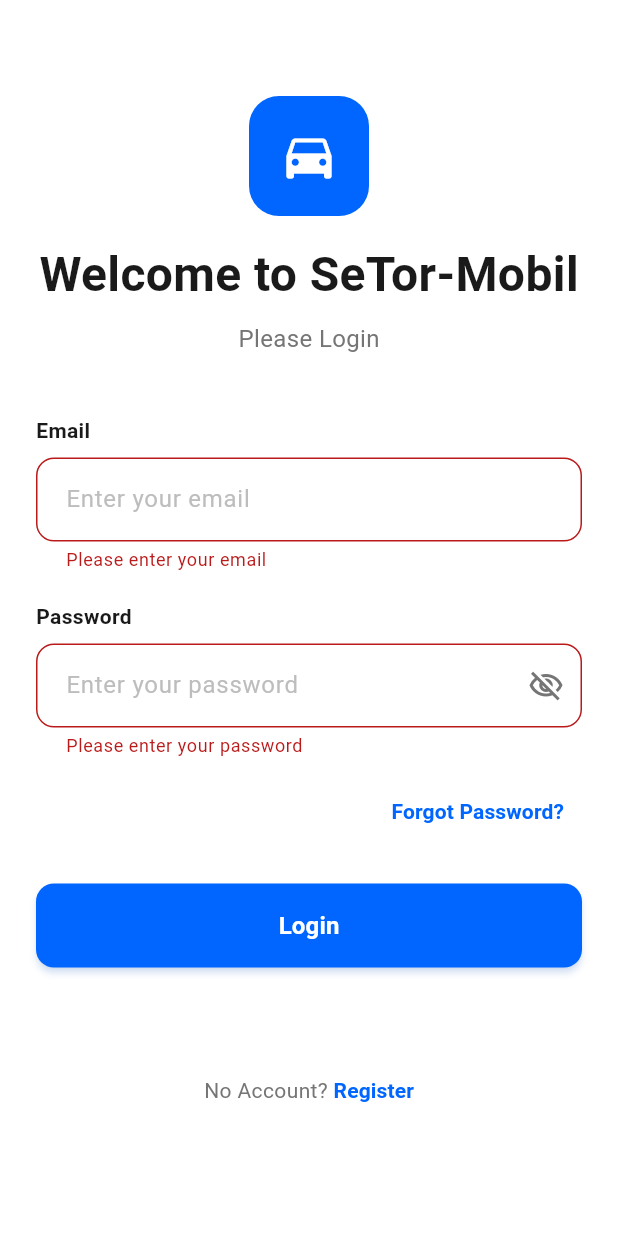
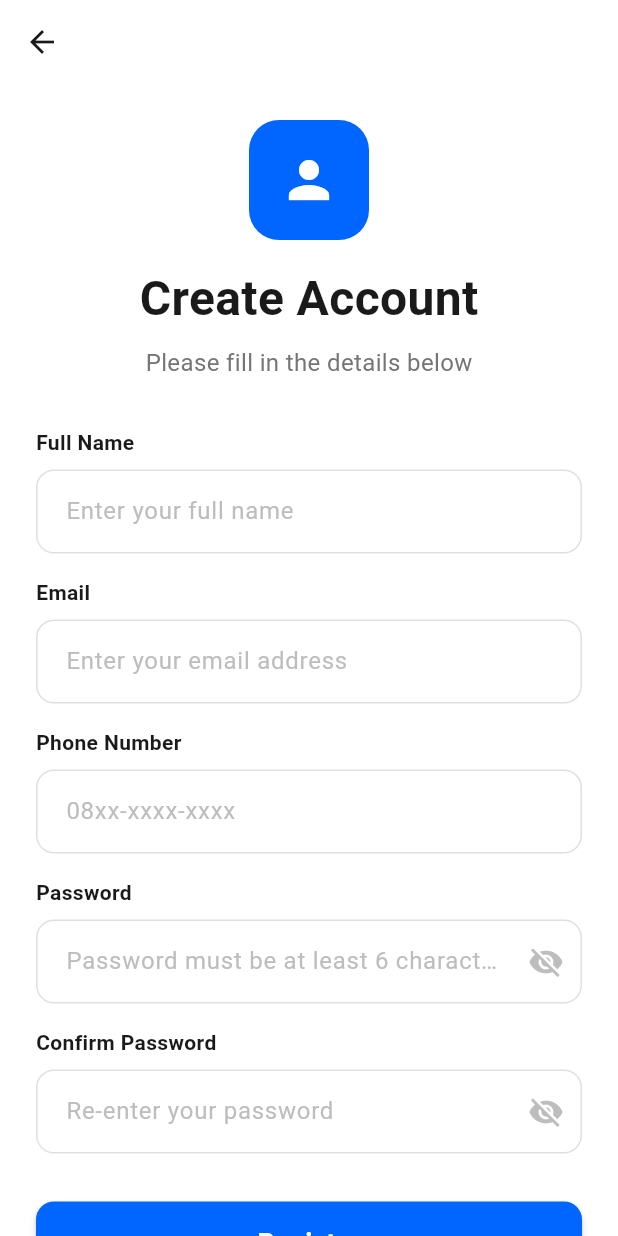
Before and after one commit to PeterAjaaa/Setor-Mobil, a Flutter app: the screen it shows after launch, after a tap on "Login", after a tap on "Register", on a phone screen of 412 x 824 dp. Run offline on Flutter 3.47's test engine with Material 3 defaults, Android fonts, the light colour scheme and no system bars.

Commit message:
register screen and linking page

```diff
--- a/lib/screens/login_screen.dart
+++ b/lib/screens/auth/login_screen.dart
@@ -1,4 +1,5 @@
 import 'package:flutter/material.dart';
+import 'package:setor_mobil/screens/auth/register_screen.dart';
 
 class LoginScreen extends StatefulWidget {
   const LoginScreen({Key? key}) : super(key: key);
@@ -31,9 +32,9 @@ class _LoginScreenState extends State<LoginScreen> {
       setState(() => _isLoading = false);
 
       if (mounted) {
-        ScaffoldMessenger.of(context).showSnackBar(
-          const SnackBar(content: Text('Login Successful!')),
-        );
+        ScaffoldMessenger.of(
+          context,
+        ).showSnackBar(const SnackBar(content: Text('Login Successful!')));
       }
     }
   }
@@ -44,6 +45,13 @@ class _LoginScreenState extends State<LoginScreen> {
   //     const SnackBar(content: Text('Google Sign In coming soon!')),
   //   );
   // }
+
+  void _navigateToRegister() {
+    Navigator.push(
+      context,
+      MaterialPageRoute(builder: (context) => const RegisterScreen()),
+    );
+  }
 
   @override
   Widget build(BuildContext context) {
@@ -87,10 +95,7 @@ class _LoginScreenState extends State<LoginScreen> {
                       const SizedBox(height: 8),
                       Text(
                         'Please Login',
-                        style: TextStyle(
-                          fontSize: 16,
-                          color: Colors.grey[600],
-                        ),
+                        style: TextStyle(fontSize: 16, color: Colors.grey[600]),
                       ),
                     ],
                   ),
@@ -290,7 +295,6 @@ class _LoginScreenState extends State<LoginScreen> {
                 //     Expanded(child: Divider(color: Colors.grey[300])),
                 //   ],
                 // ),
-
                 const SizedBox(height: 24),
 
                 // SizedBox(
@@ -318,7 +322,6 @@ class _LoginScreenState extends State<LoginScreen> {
                 //     ),
                 //   ),
                 // ),
-
                 const SizedBox(height: 24),
 
                 Row(
@@ -326,15 +329,10 @@ class _LoginScreenState extends State<LoginScreen> {
                   children: [
                     Text(
                       'No Account? ',
-                      style: TextStyle(
-                        color: Colors.grey[600],
-                        fontSize: 14,
-                      ),
+                      style: TextStyle(color: Colors.grey[600], fontSize: 14),
                     ),
                     TextButton(
-                      onPressed: () {
-
-                      },
+                      onPressed: _navigateToRegister,
                       style: TextButton.styleFrom(
                         padding: EdgeInsets.zero,
                         minimumSize: Size.zero,
--- /dev/null
+++ b/lib/screens/auth/register_screen.dart
@@ -0,0 +1,446 @@
+import 'package:flutter/material.dart';
+
+class RegisterScreen extends StatefulWidget {
+  const RegisterScreen({super.key});
+
+  @override
+  State<RegisterScreen> createState() => _RegisterScreenState();
+}
+
+class _RegisterScreenState extends State<RegisterScreen> {
+  final _formKey = GlobalKey<FormState>();
+  final _nameController = TextEditingController();
+  final _emailController = TextEditingController();
+  final _phoneController = TextEditingController();
+  final _passwordController = TextEditingController();
+  final _confirmPasswordController = TextEditingController();
+
+  bool _obscurePassword = true;
+  bool _obscureConfirmPassword = true;
+  bool _isLoading = false;
+
+  @override
+  void dispose() {
+    _nameController.dispose();
+    _emailController.dispose();
+    _phoneController.dispose();
+    _passwordController.dispose();
+    _confirmPasswordController.dispose();
+    super.dispose();
+  }
+
+  Future<void> _handleRegister() async {
+    if (_formKey.currentState!.validate()) {
+      setState(() => _isLoading = true);
+
+      // Simulate a network request or any async operation
+      await Future.delayed(const Duration(seconds: 2));
+
+      setState(() => _isLoading = false);
+
+      if (mounted) {
+        ScaffoldMessenger.of(context).showSnackBar(
+          const SnackBar(content: Text('Registration Successful')),
+        );
+
+        Navigator.pop(context);
+      }
+    }
+  }
+
+    // Future<void> _handleGoogleSignUp() async {
+    //   ScaffoldMessenger.of(context).showSnackBar(
+    //     const SnackBar(content: Text('Google Sign-Up Coming Soon!')),
+    //   );
+    // }
+
+    void _navigateToLogin() {
+      Navigator.pop(context);
+    }
+
+
+  @override
+  Widget build(BuildContext context) {
+    return Scaffold(
+      backgroundColor: Colors.white,
+      appBar: AppBar(
+        backgroundColor: Colors.white,
+        elevation: 0,
+        leading: IconButton(
+          icon: Icon(Icons.arrow_back, color: Color(0xFF1A1A1A)),
+          onPressed: () => Navigator.pop(context),
+        ),
+      ),
+      body: SafeArea(
+        child: SingleChildScrollView(
+          padding: EdgeInsets.all(24.0),
+          child: Form(
+            key: _formKey,
+            child: Column(
+              crossAxisAlignment: CrossAxisAlignment.stretch,
+              children: [
+                Center(
+                  child: Column(
+                    children: [
+                      Container(
+                        width: 80,
+                        height: 80,
+                        decoration: BoxDecoration(
+                          color: Color(0xFF0066FF),
+                          borderRadius: BorderRadius.circular(20),
+                        ),
+                        child: Icon(
+                          Icons.person,
+                          color: Colors.white,
+                          size: 40,
+                        ),
+                      ),
+                      SizedBox(height: 16),
+                      Text(
+                        'Create Account',
+                        style: TextStyle(
+                          fontSize: 32,
+                          fontWeight: FontWeight.bold,
+                          color: Color(0xFF1A1A1A),
+                        ),
+                      ),
+                      SizedBox(height: 8),
+                      Text(
+                        'Please fill in the details below',
+                        style: TextStyle(fontSize: 16, color: Colors.grey[600]),
+                      ),
+                    ],
+                  ),
+                ),
+
+                SizedBox(height: 32),
+
+                _buildTextField(
+                  label: 'Full Name',
+                  controller: _nameController,
+                  hintText: 'Enter your full name',
+                  keyboardType: TextInputType.name,
+                  validator: (value) {
+                    if (value == null || value.isEmpty) {
+                      return 'Please enter your full name';
+                    }
+                    if (value.length < 3) {
+                      return 'Name must be at least 3 characters';
+                    }
+                    return null;
+                  },
+                ),
+
+                SizedBox(height: 16),
+
+                _buildTextField(
+                  label: 'Email',
+                  controller: _emailController,
+                  hintText: 'Enter your email address',
+                  keyboardType: TextInputType.emailAddress,
+                  validator: (value) {
+                    if (value == null || value.isEmpty) {
+                      return 'Please enter your email address';
+                    }
+                    if (!value.contains('@')) {
+                      return 'Please enter a valid email address';
+                    }
+                    return null;
+                  },
+                ),
+
+                SizedBox(height: 16),
+
+                _buildTextField(
+                  label: 'Phone Number',
+                  controller: _phoneController,
+                  hintText: '08xx-xxxx-xxxx',
+                  keyboardType: TextInputType.phone,
+                  validator: (value) {
+                    if (value == null || value.isEmpty) {
+                      return 'Please enter your phone number';
+                    }
+                    if (value.length < 10) {
+                      return 'Phone number must be at least 10 characters';
+                    }
+                    return null;
+                  },
+                ),
+
+                SizedBox(height: 16),
+
+                _buildPasswordField(
+                  label: 'Password',
+                  controller: _passwordController,
+                  hintText: 'Password must be at least 6 characters',
+                  obscureText: _obscurePassword,
+                  onToggle: () {
+                    setState(() {
+                      _obscurePassword = !_obscurePassword;
+                    });
+                  },
+                  validator: (value) {
+                    if (value == null || value.isEmpty) {
+                      return 'Please enter your password';
+                    }
+                    if (value.length < 6) {
+                      return 'Password must be at least 6 characters';
+                    }
+                    return null;
+                  },
+                ),
+
+                SizedBox(height: 16),
+
+                _buildPasswordField(
+                  label: 'Confirm Password',
+                  controller: _confirmPasswordController,
+                  hintText: 'Re-enter your password',
+                  obscureText: _obscureConfirmPassword,
+                  onToggle: () {
+                    setState(() {
+                      _obscureConfirmPassword = !_obscureConfirmPassword;
+                    });
+                  },
+                  validator: (value) {
+                    if (value == null || value.isEmpty) {
+                      return 'Please confirm your password';
+                    }
+                    if (value != _passwordController.text) {
+                      return 'Passwords do not match';
+                    }
+                    return null;
+                  },
+                ),
+
+                SizedBox(height: 32),
+
+                SizedBox(
+                  height: 56,
+                  child: ElevatedButton(
+                    onPressed: _isLoading ? null : _handleRegister,
+                    style: ElevatedButton.styleFrom(
+                      backgroundColor: Color(0xFF0066FF),
+                      foregroundColor: Colors.white,
+                      elevation: 2,
+                      shape: RoundedRectangleBorder(
+                        borderRadius: BorderRadius.circular(12),
+                      ),
+                    ),
+                    child: _isLoading
+                        ? SizedBox(
+                            height: 24,
+                            width: 24,
+                            child: CircularProgressIndicator(
+                              color: Colors.white,
+                              strokeWidth: 2,
+                            ),
+                          )
+                        : Text(
+                            'Register',
+                            style: TextStyle(
+                              fontSize: 18,
+                              fontWeight: FontWeight.bold,
+                            ),
+                          ),
+                  ),
+                ),
+
+                SizedBox(height: 24),
+
+                // Row(
+                //   children: [
+                //     Expanded(child: Divider(color: Colors.grey[300])),
+                //     Padding(
+                //       padding: const EdgeInsets.symmetric(horizontal: 8.0),
+                //       child: Text(
+                //         'or',
+                //         style: TextStyle(
+                //           color: Colors.grey[600],
+                //           fontSize: 14,
+                //         ),
+                //       ),
+                //     ),
+                //     Expanded(child: Divider(color: Colors.grey[300])),
+                //   ],
+                // ),
+                SizedBox(height: 24),
+
+                // SizedBox(
+                //   height: 56,
+                //   child: OutlineButton.icon(
+                //     onPressed: _handleGoogleSignUp,
+                //     icon: Image.network(
+                //       'https://www.google.com/favicon.ico',
+                //       width: 20,
+                //       height: 20,
+                //     ),
+                //     label: Text(
+                //       'Sign Up with Google',
+                //       style: TextStyle(
+                //         fontSize: 16,
+                //         fontWeight: FontWeight.w600,
+                //         color: Color(0xFF1A1A1A),
+                //       ),
+                //     ),
+                //     style: OutlineButton.styleFrom(
+                //       side: BorderSide(color: Colors.grey[300]!, width: 2),
+                //       shape: RoundedRectangleBorder(
+                //         borderRadius: BorderRadius.circular(12),
+                //       ),
+                //     ),
+                //   ),
+                // ),
+                SizedBox(height: 24),
+
+                Row(
+                  mainAxisAlignment: MainAxisAlignment.center,
+                  children: [
+                    Text(
+                      'Already have an account?',
+                      style: TextStyle(color: Colors.grey[600], fontSize: 14),
+                    ),
+                    TextButton(
+                      onPressed: _navigateToLogin,
+                      style: TextButton.styleFrom(
+                        padding: EdgeInsets.zero,
+                        minimumSize: Size.zero,
+                        tapTargetSize: MaterialTapTargetSize.shrinkWrap,
+                      ),
+                      child: Text(
+                        'Login',
+                        style: TextStyle(
+                          color: Color(0xFF0066FF),
+                          fontSize: 14,
+                          fontWeight: FontWeight.bold,
+                        ),
+                      ),
+                    ),
+                  ],
+                ),
+              ],
+            ),
+          ),
+        ),
+      ),
+    );
+  }
+
+  Widget _buildTextField({
+    required String label,
+    required TextEditingController controller,
+    required String hintText,
+    required TextInputType keyboardType,
+    required String? Function(String?) validator,
+  }) {
+    return Column(
+      crossAxisAlignment: CrossAxisAlignment.start,
+      children: [
+        Text(
+          label,
+          style: TextStyle(
+            fontSize: 14,
+            fontWeight: FontWeight.w600,
+            color: Color(0xFF1A1A1A),
+          ),
+        ),
+        SizedBox(height: 8),
+        TextFormField(
+          controller: controller,
+          keyboardType: keyboardType,
+          decoration: InputDecoration(
+            hintText: hintText,
+            hintStyle: TextStyle(color: Colors.grey[400]),
+            filled: true,
+            fillColor: Colors.white,
+            border: OutlineInputBorder(
+              borderRadius: BorderRadius.circular(12),
+              borderSide: BorderSide.none,
+            ),
+            enabledBorder: OutlineInputBorder(
+              borderRadius: BorderRadius.circular(12),
+              borderSide: BorderSide(color: Colors.grey[300]!),
+            ),
+            focusedBorder: OutlineInputBorder(
+              borderRadius: BorderRadius.circular(12),
+              borderSide: BorderSide(color: Color(0xFF0066FF), width: 2),
+            ),
+            errorBorder: OutlineInputBorder(
+              borderRadius: BorderRadius.circular(12),
+              borderSide: BorderSide(color: Colors.red),
+            ),
+            focusedErrorBorder: OutlineInputBorder(
+              borderRadius: BorderRadius.circular(12),
+              borderSide: BorderSide(color: Colors.red, width: 2),
+            ),
+            contentPadding: EdgeInsets.symmetric(vertical: 16, horizontal: 16),
+          ),
+          validator: validator,
+        ),
+      ],
+    );
+  }
+
+  Widget _buildPasswordField({
+    required String label,
+    required TextEditingController controller,
+    required String hintText,
+    required bool obscureText,
+    required VoidCallback onToggle,
+    required String? Function(String?) validator,
+  }) {
+    return Column(
+      crossAxisAlignment: CrossAxisAlignment.start,
+      children: [
+        Text(
+          label,
+          style: TextStyle(
+            fontSize: 14,
+            fontWeight: FontWeight.w600,
+            color: Color(0xFF1A1A1A),
+          ),
+        ),
+        SizedBox(height: 8),
+        TextFormField(
+          controller: controller,
+          obscureText: obscureText,
+          decoration: InputDecoration(
+            hintText: hintText,
+            hintStyle: TextStyle(color: Colors.grey[400]),
+            filled: true,
+            fillColor: Colors.white,
+            border: OutlineInputBorder(
+              borderRadius: BorderRadius.circular(12),
+              borderSide: BorderSide.none,
+            ),
+            enabledBorder: OutlineInputBorder(
+              borderRadius: BorderRadius.circular(12),
+              borderSide: BorderSide(color: Colors.grey[300]!),
+            ),
+            focusedBorder: OutlineInputBorder(
+              borderRadius: BorderRadius.circular(12),
+              borderSide: BorderSide(color: Color(0xFF0066FF), width: 2),
+            ),
+            errorBorder: OutlineInputBorder(
+              borderRadius: BorderRadius.circular(12),
+              borderSide: BorderSide(color: Colors.red),
+            ),
+            focusedErrorBorder: OutlineInputBorder(
+              borderRadius: BorderRadius.circular(12),
+              borderSide: BorderSide(color: Colors.red, width: 2),
+            ),
+            contentPadding: EdgeInsets.symmetric(vertical: 16, horizontal: 16),
+            suffixIcon: IconButton(
+              icon: Icon(
+                obscureText ? Icons.visibility_off : Icons.visibility,
+                color: Colors.grey[400],
+              ),
+              onPressed: onToggle,
+            ),
+          ),
+          validator: validator,
+        ),
+      ],
+    );
+  }
+}
```
Also changed, not shown: lib/main.dart (+3 -16 lines), lib/screens/register._screen.dart (deleted).
